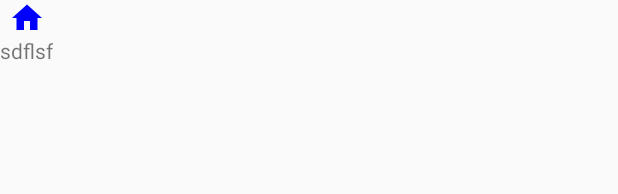
After one commit to jabhi226/Traveolas, an Android app: the layout tab_custom_view.xml on its own in the app's theme, with its tools: preview values and no code run, on a phone screen of 412 x 824 dp. The commit adds this screen. Shown: the top 194 px of the screen. Run offline under Robolectric (Android 15) with nearby library versions, the phone set to English and light mode, and no system bars.

Commit message:
AJ: tab layout changes.

```diff
--- a/app/src/main/res/drawable/round_blue.xml
+++ b/app/src/main/res/drawable/round_blue.xml
@@ -1,7 +1,6 @@
 <?xml version="1.0" encoding="utf-8"?>
-<shape xmlns:android="http://schemas.android.com/apk/res/android">
+<shape android:shape="oval" xmlns:android="http://schemas.android.com/apk/res/android">
     <solid android:color="@color/blue" />
-    <corners android:radius="500dp" />
     <size
         android:width="12dp"
         android:height="12dp" />
--- a/app/src/main/res/drawable/tab_selectable_background.xml
+++ b/app/src/main/res/drawable/tab_selectable_background.xml
@@ -1,5 +1,5 @@
 <?xml version="1.0" encoding="utf-8"?>
 <selector xmlns:android="http://schemas.android.com/apk/res/android">
     <item android:drawable="@drawable/round_blue" android:state_selected="true" />
-    <item android:drawable="@color/white" android:state_selected="false" />
+    <item android:drawable="@drawable/tab_background" android:state_selected="false" />
 </selector>
--- /dev/null
+++ b/app/src/main/res/layout/tab_custom_view.xml
@@ -0,0 +1,26 @@
+<?xml version="1.0" encoding="utf-8"?>
+<androidx.constraintlayout.widget.ConstraintLayout xmlns:android="http://schemas.android.com/apk/res/android"
+    android:layout_width="wrap_content"
+    android:layout_height="wrap_content"
+    xmlns:app="http://schemas.android.com/apk/res-auto">
+
+    <ImageView
+        android:src="@drawable/ic_baseline_home_24"
+        android:id="@+id/img"
+        app:layout_constraintBottom_toTopOf="@id/txt"
+        app:layout_constraintEnd_toEndOf="parent"
+        app:layout_constraintStart_toStartOf="parent"
+        app:layout_constraintTop_toTopOf="parent"
+        android:layout_width="wrap_content"
+        android:layout_height="match_parent"/>
+
+    <TextView
+        android:text="sdflsf"
+        android:id="@+id/txt"
+        app:layout_constraintTop_toBottomOf="@id/img"
+        app:layout_constraintEnd_toEndOf="@id/img"
+        app:layout_constraintStart_toStartOf="@id/img"
+        android:layout_width="wrap_content"
+        android:layout_height="match_parent"/>
+
+</androidx.constraintlayout.widget.ConstraintLayout>
--- a/app/src/main/res/values/colors.xml
+++ b/app/src/main/res/values/colors.xml
@@ -5,11 +5,11 @@
     <color name="purple_700">#FF3700B3</color>
     <color name="teal_200">#FF03DAC5</color>
     <color name="teal_700">#FF018786</color>
+
     <color name="black">#FF000000</color>
     <color name="white">#FFFFFFFF</color>
     <color name="blue">#0000FF</color>
+    <color name="transparent">#00FFFFFF</color>
 
     <color name="text_color_AF000000">#AF000000</color>
-
-
 </resources>
```
Also changed, not shown: app/src/main/java/com/example/traveolas/homeModule/activity/HomeActivity.kt (+65 -1 lines), app/src/main/res/drawable/tab_background.xml (+5 -2 lines), app/src/main/res/layout/activity_home.xml (+6 -4 lines), app/src/main/res/layout/fragment_community.xml (+6 -5 lines).
